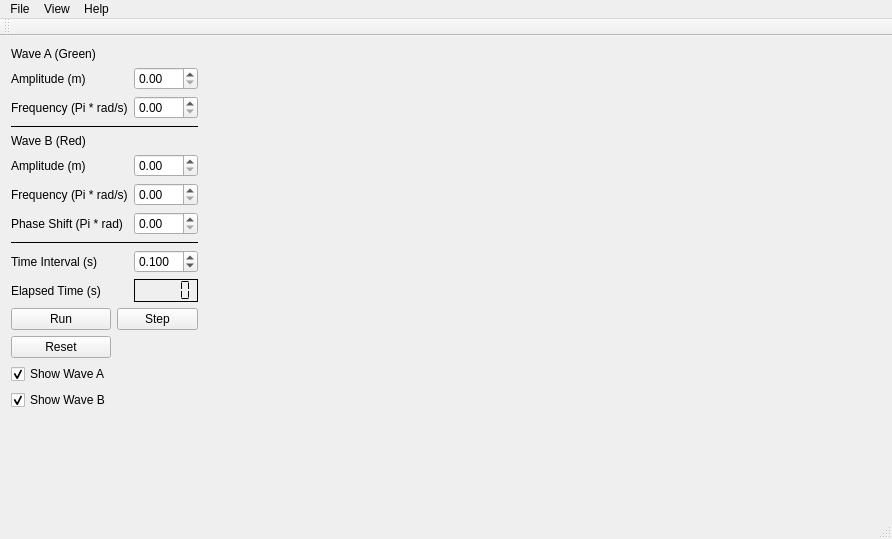
Old version of the form WaveLab4/mainwindow.ui in the repository forgetfulyoshi/wavelab.
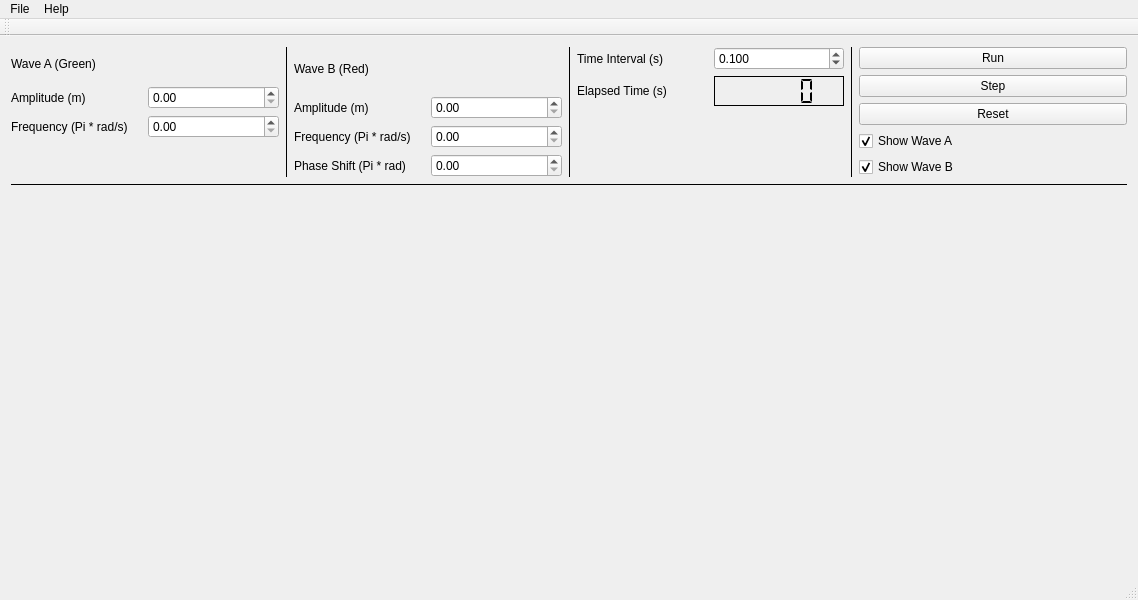
New version of the form.

What changed in the file:
```diff
--- a/WaveLab4/mainwindow.ui
+++ b/WaveLab4/mainwindow.ui
@@ -6,18 +6,20 @@
    <rect>
     <x>0</x>
     <y>0</y>
-    <width>892</width>
-    <height>539</height>
+    <width>1138</width>
+    <height>600</height>
    </rect>
   </property>
   <property name="windowTitle">
    <string>WaveLab</string>
   </property>
   <widget class="QWidget" name="centralWidget">
+   <layout class="QGridLayout" name="gridLayout_5">
+    <item row="0" column="0" colspan="3">
+     <layout class="QGridLayout" name="gridLayout_4">
+      <item row="0" column="0">
    <layout class="QGridLayout" name="gridLayout_2">
     <item row="0" column="0">
-     <layout class="QGridLayout" name="gridLayout">
-      <item row="0" column="0">
        <widget class="QLabel" name="label_8">
         <property name="text">
          <string>Wave A (Green)</string>
@@ -31,7 +33,7 @@
         </property>
        </widget>
       </item>
-      <item row="1" column="2">
+        <item row="1" column="1">
        <widget class="QDoubleSpinBox" name="wave1_amplitude">
         <property name="maximum">
          <double>360.000000000000000</double>
@@ -41,14 +43,14 @@
         </property>
        </widget>
       </item>
-      <item row="2" column="0" colspan="2">
+        <item row="2" column="0">
        <widget class="QLabel" name="label_3">
         <property name="text">
          <string>Frequency (Pi * rad/s)</string>
         </property>
        </widget>
       </item>
-      <item row="2" column="2">
+        <item row="2" column="1">
        <widget class="QDoubleSpinBox" name="wave1_frequency">
         <property name="maximum">
          <double>360.000000000000000</double>
@@ -58,31 +60,42 @@
         </property>
        </widget>
       </item>
-      <item row="3" column="0" colspan="3">
+        <item row="3" column="0">
+         <widget class="QLabel" name="label_6">
+          <property name="text">
+           <string/>
+          </property>
+         </widget>
+        </item>
+       </layout>
+      </item>
+      <item row="0" column="1">
        <widget class="Line" name="line">
         <property name="frameShadow">
          <enum>QFrame::Plain</enum>
         </property>
         <property name="orientation">
-         <enum>Qt::Horizontal</enum>
+         <enum>Qt::Vertical</enum>
         </property>
        </widget>
       </item>
-      <item row="4" column="0">
+      <item row="0" column="2">
+       <layout class="QGridLayout" name="gridLayout">
+        <item row="0" column="0">
        <widget class="QLabel" name="label_9">
         <property name="text">
          <string>Wave B (Red)</string>
         </property>
        </widget>
       </item>
-      <item row="5" column="0">
+        <item row="1" column="0">
        <widget class="QLabel" name="label_5">
         <property name="text">
          <string>Amplitude (m)</string>
         </property>
        </widget>
       </item>
-      <item row="5" column="2">
+        <item row="1" column="1">
        <widget class="QDoubleSpinBox" name="wave2_amplitude">
         <property name="maximum">
          <double>360.000000000000000</double>
@@ -92,14 +105,14 @@
         </property>
        </widget>
       </item>
-      <item row="6" column="0" colspan="2">
+        <item row="2" column="0">
        <widget class="QLabel" name="label_4">
         <property name="text">
          <string>Frequency (Pi * rad/s)</string>
         </property>
        </widget>
       </item>
-      <item row="6" column="2">
+        <item row="2" column="1">
        <widget class="QDoubleSpinBox" name="wave2_frequency">
         <property name="maximum">
          <double>360.000000000000000</double>
@@ -109,14 +122,14 @@
         </property>
        </widget>
       </item>
-      <item row="7" column="0" colspan="2">
+        <item row="3" column="0">
        <widget class="QLabel" name="label_7">
         <property name="text">
          <string>Phase Shift (Pi * rad)</string>
         </property>
        </widget>
       </item>
-      <item row="7" column="2">
+        <item row="3" column="1">
        <widget class="QDoubleSpinBox" name="phaseShift">
         <property name="maximum">
          <double>360.000000000000000</double>
@@ -126,27 +139,28 @@
         </property>
        </widget>
       </item>
-      <item row="8" column="0" colspan="3">
+       </layout>
+      </item>
+      <item row="0" column="3">
        <widget class="Line" name="line_2">
-        <property name="autoFillBackground">
-         <bool>false</bool>
-        </property>
         <property name="frameShadow">
          <enum>QFrame::Plain</enum>
         </property>
         <property name="orientation">
-         <enum>Qt::Horizontal</enum>
+         <enum>Qt::Vertical</enum>
         </property>
        </widget>
       </item>
-      <item row="9" column="0">
+      <item row="0" column="4">
+       <layout class="QGridLayout" name="gridLayout_3">
+        <item row="0" column="0">
        <widget class="QLabel" name="label_10">
         <property name="text">
          <string>Time Interval (s)</string>
         </property>
        </widget>
       </item>
-      <item row="9" column="2">
+        <item row="0" column="1">
        <widget class="QDoubleSpinBox" name="time">
         <property name="decimals">
          <number>3</number>
@@ -162,14 +176,14 @@
         </property>
        </widget>
       </item>
-      <item row="10" column="0">
+        <item row="1" column="0">
        <widget class="QLabel" name="label_2">
         <property name="text">
          <string>Elapsed Time (s)</string>
         </property>
        </widget>
       </item>
-      <item row="10" column="2">
+        <item row="1" column="1">
        <widget class="QLCDNumber" name="lcdNumber">
         <property name="frameShadow">
          <enum>QFrame::Plain</enum>
@@ -182,28 +196,56 @@
         </property>
        </widget>
       </item>
-      <item row="11" column="0">
+        <item row="2" column="0">
+         <widget class="QLabel" name="label_11">
+          <property name="text">
+           <string/>
+          </property>
+         </widget>
+        </item>
+        <item row="3" column="0">
+         <widget class="QLabel" name="label_12">
+          <property name="text">
+           <string/>
+          </property>
+         </widget>
+        </item>
+       </layout>
+      </item>
+      <item row="0" column="5">
+       <widget class="Line" name="line_3">
+        <property name="frameShadow">
+         <enum>QFrame::Plain</enum>
+        </property>
+        <property name="orientation">
+         <enum>Qt::Vertical</enum>
+        </property>
+       </widget>
+      </item>
+      <item row="0" column="6">
+       <layout class="QVBoxLayout" name="verticalLayout">
+        <item>
        <widget class="QPushButton" name="runButton">
         <property name="text">
          <string>Run</string>
         </property>
        </widget>
       </item>
-      <item row="11" column="1" colspan="2">
+        <item>
        <widget class="QPushButton" name="stepButton">
         <property name="text">
          <string>Step</string>
         </property>
        </widget>
       </item>
-      <item row="12" column="0">
+        <item>
        <widget class="QPushButton" name="resetButton">
         <property name="text">
          <string>Reset</string>
         </property>
        </widget>
       </item>
-      <item row="13" column="0">
+        <item>
        <widget class="QCheckBox" name="wave1_toggle">
         <property name="text">
          <string>Show Wave A</string>
@@ -213,7 +255,7 @@
         </property>
        </widget>
       </item>
-      <item row="14" column="0">
+        <item>
        <widget class="QCheckBox" name="wave2_toggle">
         <property name="text">
          <string>Show Wave B</string>
@@ -225,20 +267,22 @@
       </item>
      </layout>
     </item>
-    <item row="0" column="1">
-     <spacer name="horizontalSpacer">
+      <item row="1" column="0" colspan="7">
+       <widget class="Line" name="line_4">
+        <property name="frameShadow">
+         <enum>QFrame::Plain</enum>
+        </property>
       <property name="orientation">
        <enum>Qt::Horizontal</enum>
       </property>
-      <property name="sizeHint" stdset="0">
-       <size>
-        <width>441</width>
-        <height>20</height>
-       </size>
-      </property>
-     </spacer>
+       </widget>
+      </item>
+     </layout>
     </item>
     <item row="1" column="0">
+     <widget class="QWidget" name="widget" native="true"/>
+    </item>
+    <item row="1" column="1">
      <spacer name="verticalSpacer">
       <property name="orientation">
        <enum>Qt::Vertical</enum>
@@ -246,7 +290,7 @@
       <property name="sizeHint" stdset="0">
        <size>
         <width>20</width>
-        <height>105</height>
+        <height>369</height>
        </size>
       </property>
      </spacer>
@@ -258,17 +302,10 @@
     <rect>
      <x>0</x>
      <y>0</y>
-     <width>892</width>
+     <width>1138</width>
      <height>22</height>
     </rect>
    </property>
-   <widget class="QMenu" name="menuView">
-    <property name="title">
-     <string>View</string>
-    </property>
-    <addaction name="actionWave_Supperposition"/>
-    <addaction name="actionVectors"/>
-   </widget>
    <widget class="QMenu" name="menuFile">
     <property name="title">
      <string>File</string>
@@ -284,7 +321,6 @@
     <addaction name="actionWaveLab_Help"/>
    </widget>
    <addaction name="menuFile"/>
-   <addaction name="menuView"/>
    <addaction name="menuHelp"/>
   </widget>
   <widget class="QToolBar" name="mainToolBar">
```
Lines whose indentation alone changed are shown as unchanged.
